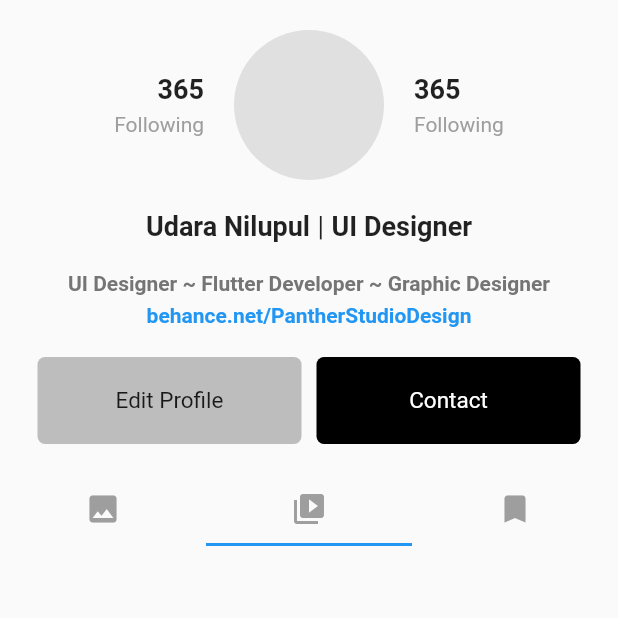
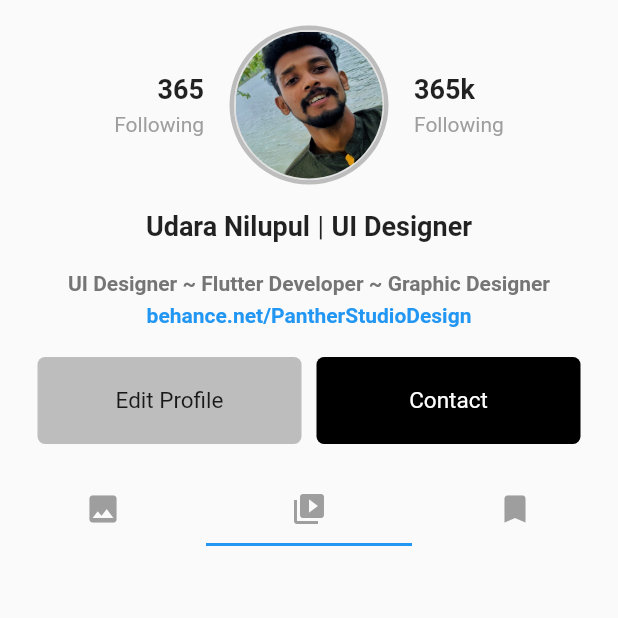
Before and after one commit to Genster78/Instagram-Redesign-, a Flutter app: the screen it shows after launch, tab 2 chosen, on a phone screen of 412 x 824 dp, the top half of it. Run offline on Flutter 3.47's test engine with Material 2 defaults, Android fonts, the phone set to English and light mode, and no system bars.

Commit message:
add_ppic

```diff
--- a/lib/Pages/profile_page.dart
+++ b/lib/Pages/profile_page.dart
@@ -87,9 +87,22 @@ class _ProfilePageState extends State<ProfilePage> {
                   child: Container(
                     width: 100,
                     height: 100,
+                    padding: const EdgeInsets.all(1),
                     decoration: BoxDecoration(
                       shape: BoxShape.circle,
                       color: Colors.grey[300],
+                      border: Border.all(
+                        color: Colors.grey.shade400,
+                        strokeAlign: BorderSide.strokeAlignOutside,
+                        width: 3,
+                      ),
+                    ),
+                    child: ClipRRect(
+                      borderRadius: BorderRadius.circular(100),
+                      child: Image.asset(
+                        'lib/images/my2.jpeg',
+                        fit: BoxFit.fitWidth,
+                      ),
                     ),
                   ),
                 ),
@@ -99,7 +112,7 @@ class _ProfilePageState extends State<ProfilePage> {
                   crossAxisAlignment: CrossAxisAlignment.start,
                   children: const [
                     Text(
-                      '365',
+                      '365k',
                       style: TextStyle(
                         fontWeight: FontWeight.bold,
                         fontSize: 18,
@@ -220,7 +233,7 @@ class _ProfilePageState extends State<ProfilePage> {
               ),
             ),
 
-             const SizedBox(height: 20),
+            const SizedBox(height: 20),
             // tab bar
             TabBar(
               tabs: tabs,
@@ -228,7 +241,7 @@ class _ProfilePageState extends State<ProfilePage> {
 
             //tab bar view
             SizedBox(
-              height: 1000,
+              height: 1200,
               child: TabBarView(children: tabBarViews),
             ),
           ],
--- a/lib/main.dart
+++ b/lib/main.dart
@@ -13,6 +13,7 @@ class MyApp extends StatelessWidget {
   @override
   Widget build(BuildContext context) {
     return MaterialApp(
+      debugShowCheckedModeBanner: false,
       title: 'Flutter Demo',
       theme: ThemeData(
         primarySwatch: Colors.blue,
--- a/lib/tabs/reels_view.dart
+++ b/lib/tabs/reels_view.dart
@@ -6,7 +6,7 @@ class ReelsView extends StatelessWidget {
   @override
   Widget build(BuildContext context) {
     return Center(
-      child: Text('Reels View'),
+      child: Text('Nothing to show here'),
     );
   }
 }
```
Also changed, not shown: lib/images/my2.jpeg (added).
